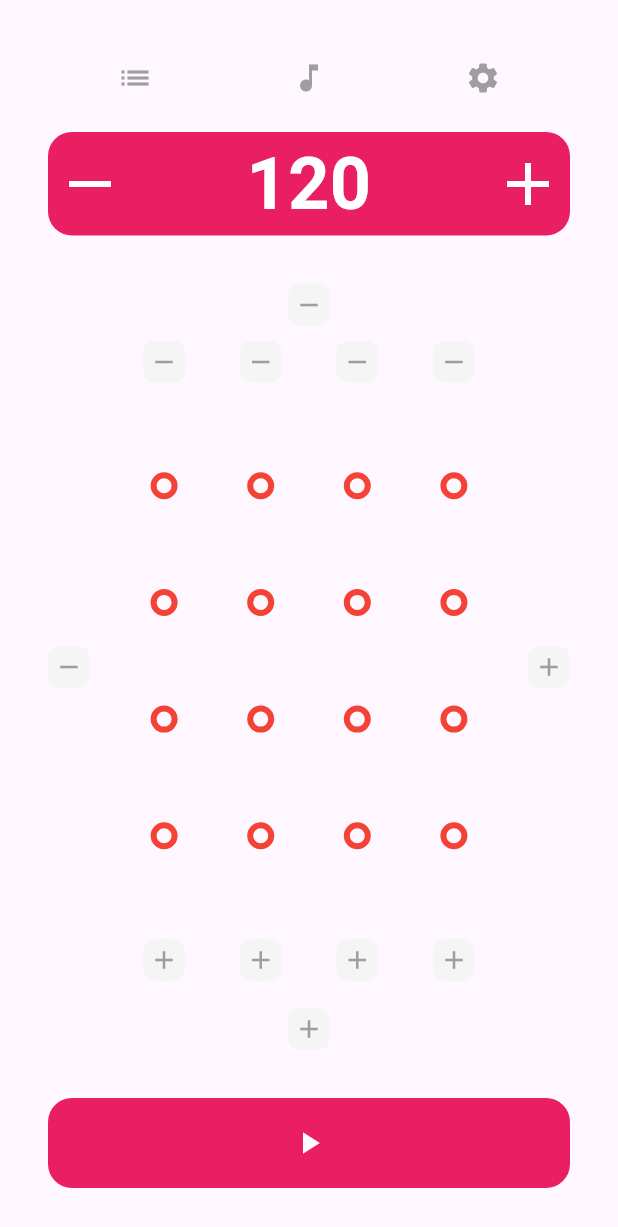
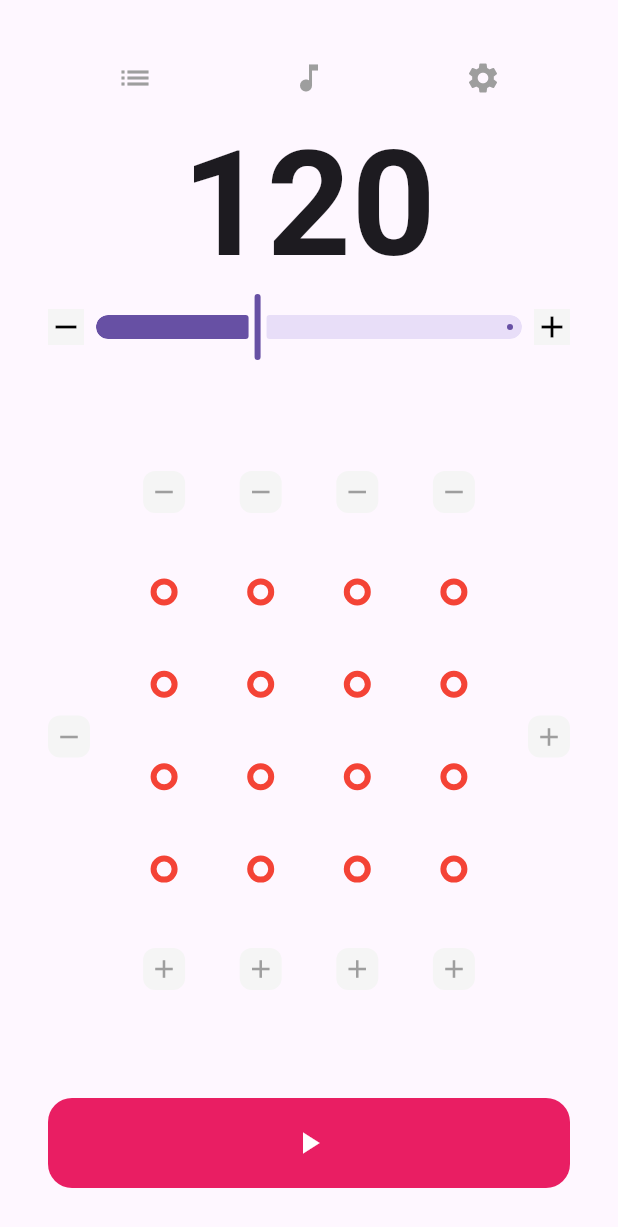
Before and after one commit to Prixii/meowtronome, a Flutter app: the screen it shows after launch, on a phone screen of 412 x 824 dp. Shown: the top 1227 px of the screen. Run offline on Flutter 3.47's test engine with Material 3 defaults, Android fonts, the phone set to English and light mode, and no system bars; our stand-ins replace freezed_annotation, shared_preferences; missing offline and left inert: flutter_soloud, window_manager; generated files the repository leaves out were written again; statements that could not run were skipped.

Commit message:
style: 💄 布局调整

```diff
--- a/lib/ui/layout_helper.dart
+++ b/lib/ui/layout_helper.dart
@@ -16,7 +16,7 @@ class LayoutHelper {
       isSmallHeight(context) ? 3.0 : 4.0;
 
   static double getBpmTextSize(BuildContext context) =>
-      isSmallHeight(context) ? 24.0 : 48.0;
+      isSmallHeight(context) ? 68.0 : 98.0;
 
   static double getPlayButtonHeight(BuildContext context) =>
       isSmallHeight(context) ? 40.0 : 60.0;
--- a/lib/ui/metronome/components/bpm_panel.dart
+++ b/lib/ui/metronome/components/bpm_panel.dart
@@ -8,46 +8,60 @@ class BpmPanel extends StatelessWidget {
   final MetronomeNotifier notifier;
   @override
   Widget build(BuildContext context) {
-    return Container(
-      decoration: BoxDecoration(
-        color: Colors.pink,
-        borderRadius: BorderRadius.all(Radius.circular(16)),
+    return Column(
+      mainAxisAlignment: MainAxisAlignment.spaceAround,
+      crossAxisAlignment: CrossAxisAlignment.center,
+      children: [
+        Text(
+          notifier.bpm.toString(),
+          style: TextStyle(
+            fontSize: LayoutHelper.getBpmTextSize(context),
+            fontWeight: FontWeight.bold,
+            height: 1,
           ),
+        ),
+        SizedBox(
+          height: 64,
           child: Row(
             mainAxisAlignment: MainAxisAlignment.center,
             crossAxisAlignment: CrossAxisAlignment.center,
             children: [
               CustomIconButton(
                 icon: Icons.remove,
-            size: LayoutHelper.getBpmTextSize(context),
-            padding: const EdgeInsets.all(4),
+                size: 24,
+                padding: const EdgeInsets.all(0),
                 activeColor: Colors.grey,
-            color: Colors.white,
+                color: Colors.black,
                 onTap: () => notifier.setBpm(notifier.bpm - 1),
-            alwaysShowBackground: false,
               ),
               Expanded(
-            child: Text(
-              notifier.bpm.toString(),
-              style: TextStyle(
-                color: Colors.white,
-                fontSize: LayoutHelper.getBpmTextSize(context),
-                fontWeight: FontWeight.bold,
+                child: Slider(
+                  value: notifier.bpm.toDouble(),
+                  max: 300,
+                  min: 10,
+                  padding: const EdgeInsets.symmetric(
+                    horizontal: 8,
+                    vertical: 0,
                   ),
-              textAlign: TextAlign.center,
+                  onChanged: (newValue) => {
+                    notifier.setBpm((newValue).toInt()),
+                  },
+                  // ignore: deprecated_member_use
+                  year2023: false,
                 ),
               ),
               CustomIconButton(
                 icon: Icons.add,
-            size: LayoutHelper.getBpmTextSize(context),
+                size: 24,
                 activeColor: Colors.grey,
-            color: Colors.white,
-            padding: const EdgeInsets.all(4),
+                color: Colors.black,
+                padding: const EdgeInsets.all(0),
                 onTap: () => notifier.setBpm(notifier.bpm + 1),
-            alwaysShowBackground: false,
               ),
             ],
           ),
+        ),
+      ],
     );
   }
 }
--- a/lib/ui/metronome/components/pattern_panel.dart
+++ b/lib/ui/metronome/components/pattern_panel.dart
@@ -20,15 +20,6 @@ class PatternPanel extends StatelessWidget {
     const beatButtonPadding = 4.0;
     return Column(
       children: [
-        CustomIconButton(
-          icon: Icons.remove,
-          activeColor: Colors.grey,
-          color: iconColor,
-          padding: const EdgeInsets.all(beatButtonPadding),
-          size: noteSize * 2,
-          onTap: () => {notifier.removeNoteForAllBeats()},
-        ),
-        SizedBox(height: noteSize),
         Expanded(
           child: LayoutBuilder(
             builder: (_, constraints) => Container(
@@ -39,15 +30,6 @@ class PatternPanel extends StatelessWidget {
               ),
             ),
           ),
-        ),
-        SizedBox(height: noteSize),
-        CustomIconButton(
-          icon: Icons.add,
-          activeColor: Colors.grey,
-          color: iconColor,
-          padding: const EdgeInsets.all(beatButtonPadding),
-          size: noteSize * 2,
-          onTap: () => {notifier.addNoteForAllBeats()},
         ),
       ],
     );
--- a/lib/ui/metronome/layouts/metronome_layout_horizontal.dart
+++ b/lib/ui/metronome/layouts/metronome_layout_horizontal.dart
@@ -16,7 +16,7 @@ class MetronomeLayoutHorizontal extends StatelessWidget {
           child: Column(
             children: [
               TopButtonGroup(notifier: notifier),
-              const SizedBox(height: 16),
+              const SizedBox(height: 32),
               Expanded(child: BpmPanel(notifier: notifier)),
               const SizedBox(height: 16),
               PlayButton(notifier: notifier),
--- a/lib/ui/metronome/layouts/metronome_layout_square.dart
+++ b/lib/ui/metronome/layouts/metronome_layout_square.dart
@@ -32,12 +32,12 @@ class _MetronomeLayoutSquareState extends State<MetronomeLayoutSquare> {
       children: [
         Expanded(
           child: Row(
-            crossAxisAlignment: CrossAxisAlignment.center,
+            crossAxisAlignment: .center,
             children: [
               if (Platform.isWindows)
                 CustomIconButton(
                   icon: Icons.arrow_left,
-                  padding: EdgeInsets.zero,
+                  padding: .zero,
                   onTap: () {
                     final target = _pageController.page == 0 ? 1 : 0;
                     _pageController.animateToPage(
@@ -52,12 +52,10 @@ class _MetronomeLayoutSquareState extends State<MetronomeLayoutSquare> {
                   controller: _pageController,
                   children: [
                     Column(
-                      mainAxisAlignment: MainAxisAlignment.center,
+                      mainAxisAlignment: .center,
                       children: [
                         TopButtonGroup(notifier: widget.notifier),
-                        SizedBox(
-                          height: LayoutHelper.getCommonWidgetGap(context),
-                        ),
+                        SizedBox(height: 32),
                         BpmPanel(notifier: widget.notifier),
                       ],
                     ),
--- a/lib/ui/metronome/layouts/metronome_layout_vertical.dart
+++ b/lib/ui/metronome/layouts/metronome_layout_vertical.dart
@@ -16,9 +16,9 @@ class MetronomeLayoutVertical extends StatelessWidget {
         TopButtonGroup(notifier: notifier),
         const SizedBox(height: 16),
         BpmPanel(notifier: notifier),
-        const SizedBox(height: 32),
+        const SizedBox(height: 64),
         Expanded(child: PatternPanel(notifier: notifier)),
-        const SizedBox(height: 32),
+        const SizedBox(height: 64),
         PlayButton(notifier: notifier),
       ],
     );
```
Lines whose indentation alone changed are shown as unchanged.
